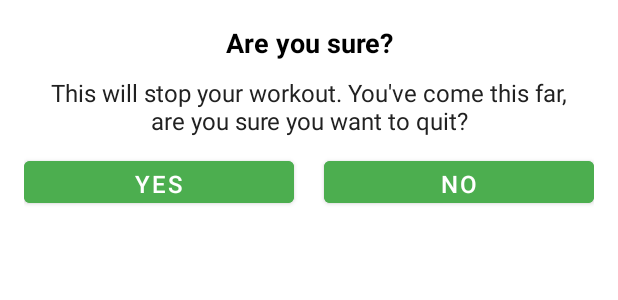
After one commit to ThePeralta12/WorkOutApp, an Android app: the layout dialog_custom_back_confirmation.xml on its own in the app's theme, with its tools: preview values and no code run, on a phone screen of 412 x 824 dp. The commit adds this screen. Shown: the top 300 px of the screen. Run offline under Robolectric (Android 15) with nearby library versions, the light colour scheme and no system bars.

```diff
--- a/app/src/main/java/com/example/workoutapp/ExerciseActivity.kt
+++ b/app/src/main/java/com/example/workoutapp/ExerciseActivity.kt
@@ -1,5 +1,7 @@
 package com.example.workoutapp
 
+import android.app.Dialog
+import android.content.DialogInterface
 import android.content.Intent
 import android.media.MediaPlayer
 import android.net.Uri
@@ -12,6 +14,7 @@
 import android.widget.Toast
 import androidx.recyclerview.widget.LinearLayoutManager
 import com.example.workoutapp.databinding.ActivityExerciseBinding
+import com.example.workoutapp.databinding.DialogCustomBackConfirmationBinding
 import java.util.Locale
 
 class ExerciseActivity : AppCompatActivity(), TextToSpeech.OnInitListener {
@@ -28,8 +31,8 @@
     private var tts: TextToSpeech? = null
     private var player: MediaPlayer? = null
     private var exerciseAdapter: ExerciseStatusAdapter? = null
-    private var restTimerDuration: Long = 1
-    private var exerciseTimerDuration: Long = 1
+    private var restTimerDuration: Long = 10
+    private var exerciseTimerDuration: Long = 30
 
 
     override fun onCreate(savedInstanceState: Bundle?) {
@@ -41,16 +44,29 @@
         if (supportActionBar != null) {
             supportActionBar?.setDisplayHomeAsUpEnabled(true)
         }
-
+        binding?.toolbarExercise?.setNavigationOnClickListener {
+            customDialogForBackButton()
+        }
+        tts = TextToSpeech(this, this)
         exerciseList = Constants.defaultExerciseList()
-
-        tts = TextToSpeech(this, this)
-
-        binding?.toolbarExercise?.setNavigationOnClickListener {
-            onBackPressed()
-        }
         setupRestView()
         setupExerciseStatusRecyclerView()
+    }
+
+    private fun customDialogForBackButton() {
+        val customDialog = Dialog(this)
+        val dialogBinding = DialogCustomBackConfirmationBinding.inflate(layoutInflater)
+        customDialog.setContentView(dialogBinding.root)
+        customDialog.setCanceledOnTouchOutside(false)
+        dialogBinding.btYes.setOnClickListener {
+            this@ExerciseActivity.finish()
+            customDialog.dismiss()
+        }
+        dialogBinding.btNo.setOnClickListener {
+            customDialog.dismiss()
+        }
+        customDialog.show()
+
     }
 
     private fun setupExerciseStatusRecyclerView() {
--- /dev/null
+++ b/app/src/main/res/layout/dialog_custom_back_confirmation.xml
@@ -0,0 +1,59 @@
+<?xml version="1.0" encoding="utf-8"?>
+<LinearLayout xmlns:android="http://schemas.android.com/apk/res/android"
+    android:layout_width="match_parent"
+    android:layout_height="wrap_content"
+    android:gravity="center"
+    android:orientation="vertical"
+    android:padding="16dp">
+
+    <TextView
+        android:layout_width="match_parent"
+        android:layout_height="wrap_content"
+        android:gravity="center"
+        android:text="Are you sure?"
+        android:textColor="@android:color/black"
+        android:textSize="18sp"
+        android:textStyle="bold" />
+
+    <TextView
+        android:layout_width="match_parent"
+        android:layout_height="wrap_content"
+        android:layout_marginStart="10dp"
+        android:layout_marginTop="10dp"
+        android:layout_marginEnd="10dp"
+        android:gravity="center"
+        android:text="This will stop your workout. You\'ve come this far, are you sure you want to quit?"
+        android:textColor="#212121"
+        android:textSize="16sp" />
+
+    <LinearLayout
+        android:layout_width="match_parent"
+        android:layout_height="wrap_content"
+        android:layout_marginTop="10dp"
+        android:orientation="horizontal">
+
+        <Button
+            android:id="@+id/btYes"
+            android:layout_width="0dp"
+            android:layout_height="40dp"
+            android:layout_marginEnd="10dp"
+            android:layout_weight="1"
+            android:backgroundTint="@color/green"
+            android:gravity="center"
+            android:text="YES"
+            android:textColor="#FFFFFF"
+            android:textSize="16sp" />
+
+        <Button
+            android:id="@+id/btNo"
+            android:layout_width="0dp"
+            android:layout_height="40dp"
+            android:layout_marginStart="10dp"
+            android:layout_weight="1"
+            android:backgroundTint="@color/green"
+            android:gravity="center"
+            android:text="NO"
+            android:textColor="#FFFFFF"
+            android:textSize="16sp" />
+    </LinearLayout>
+</LinearLayout>
```
